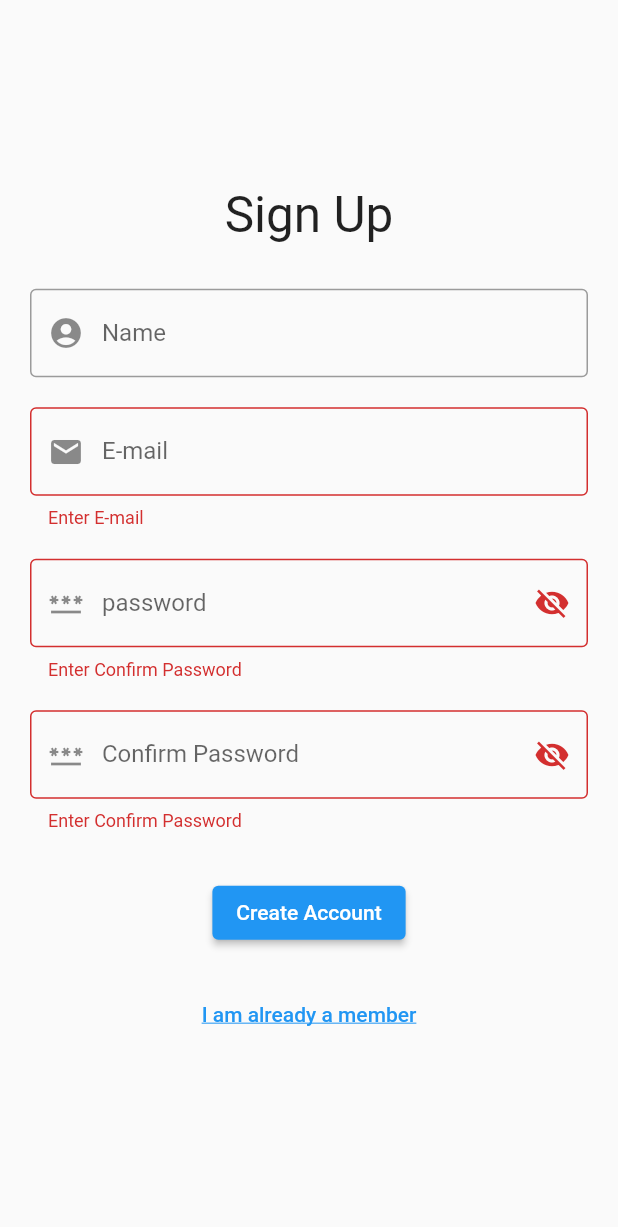
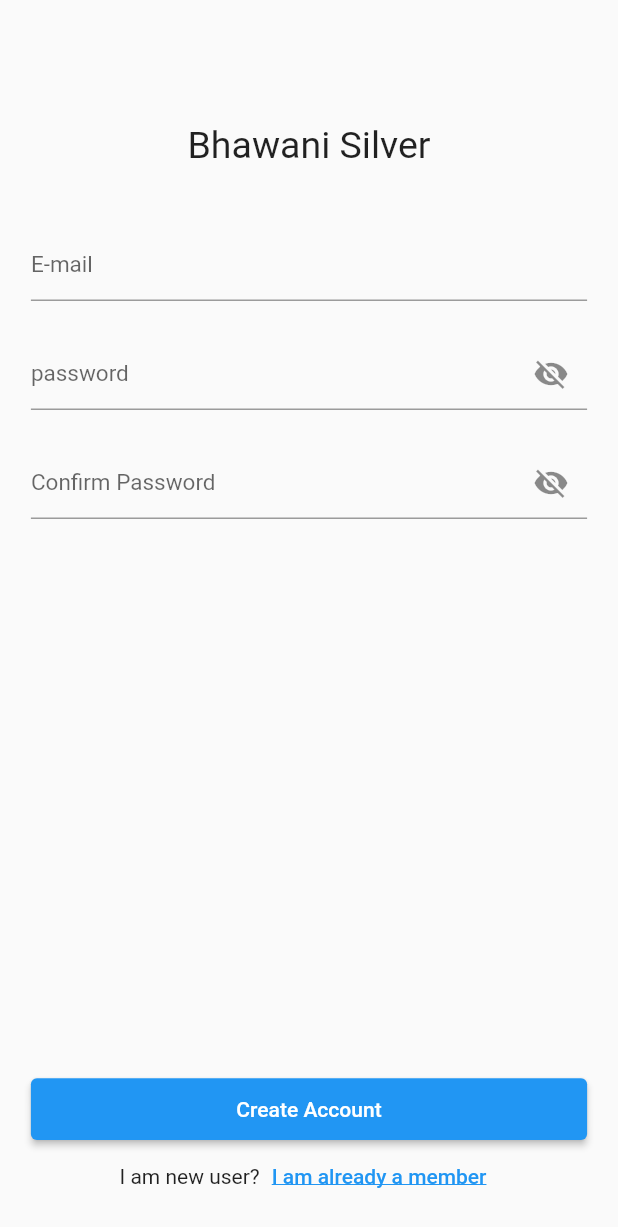
Before and after one commit to Rajkumarlohar65/flutter_projects, a Flutter app: the screen it shows after launch, after a tap on "Login", after a tap on "Create Account", on a phone screen of 412 x 824 dp. Shown: the top 1227 px of the screen. Run offline on Flutter 3.47's test engine with Material 2 defaults, Android fonts, the phone set to English and light mode, and no system bars; our stand-ins replace firebase_auth, firebase_core, flutter_spinkit, fluttertoast, get, google_fonts; accounts and stored records are empty; Roboto replaces fonts that are missing (Alike).

Commit message:
changing ui of signView

```diff
--- a/bhawani_silver/lib/app/modules/login/views/login_view.dart
+++ b/bhawani_silver/lib/app/modules/login/views/login_view.dart
@@ -17,6 +17,7 @@ class LoginView extends GetView<LoginController> {
     final screenHeight = MediaQuery.of(context).size.height;
     return Scaffold(
       body: SingleChildScrollView(
+        padding: const EdgeInsets.only(bottom: 100),
         child: Column(
           mainAxisAlignment: MainAxisAlignment.center,
           children: [
--- a/bhawani_silver/lib/app/modules/signup/controllers/signup_controller.dart
+++ b/bhawani_silver/lib/app/modules/signup/controllers/signup_controller.dart
@@ -8,7 +8,6 @@ import '../../../routes/app_pages.dart';
 class SignupController extends GetxController {
   final formKey = GlobalKey<FormState>();
 
-  late String name;
   String? email;
   String? password;
   String? confirmPassword;
--- a/bhawani_silver/lib/app/modules/signup/views/signup_view.dart
+++ b/bhawani_silver/lib/app/modules/signup/views/signup_view.dart
@@ -3,65 +3,77 @@ import 'package:bhawani_silver/app/widgets/button_widget/signup_button_widget.da
 import 'package:bhawani_silver/app/widgets/button_widget/navigate_signup_to_login_button.dart';
 import 'package:bhawani_silver/app/widgets/text_form_field_widget/signup_confirm_password_widget.dart';
 import 'package:bhawani_silver/app/widgets/text_form_field_widget/signup_email_widget.dart';
-import 'package:bhawani_silver/app/widgets/text_form_field_widget/signup_name_widget.dart';
 import 'package:bhawani_silver/app/widgets/text_form_field_widget/signup_password_widget.dart';
 import 'package:flutter/material.dart';
 import 'package:get/get.dart';
+import 'package:google_fonts/google_fonts.dart';
 import '../controllers/signup_controller.dart';
 
 class SignupView extends GetView<SignupController> {
   const SignupView({Key? key}) : super(key: key);
   @override
   Widget build(BuildContext context) {
+    final screenWidth = MediaQuery.of(context).size.width;
+    final screenHeight = MediaQuery.of(context).size.height;
     return Scaffold(
-      body: Form(
-        key: controller.formKey,
-        autovalidateMode: AutovalidateMode.always,
-        child: Center(
-          child: SingleChildScrollView(
-            child: Container(
-              padding: const EdgeInsets.only(right: 20, left: 20),
+      body: SingleChildScrollView(
+        padding: const EdgeInsets.only(bottom: 100),
         child: Column(
           mainAxisAlignment: MainAxisAlignment.center,
           children: [
-                  const Text(
-                    AppString.signUpScreenTitle,
-                    style: TextStyle(fontSize: 33),
+            Padding(
+              padding: EdgeInsets.only(top: screenHeight * 0.1),
+              child: Text(
+                AppString.splashAppName,
+                style: GoogleFonts.alike(fontSize: 25),
               ),
-                  const SizedBox(
-                    height: 30,
             ),
-                  const SignUpNameTextFormField(),
-                  const SizedBox(
-                    height: 20,
+            Form(
+              key: controller.formKey,
+              child: Container(
+                  padding: EdgeInsets.only(
+                    top: screenHeight * 0.05,
+                    right: screenWidth * 0.05,
+                    left: screenWidth * 0.05,
                   ),
-                  const SignUpEmailTextFormField(),
-                  const SizedBox(
-                    height: 20,
+                  child: Column(
+                    children: [
+                      Padding(
+                        padding: EdgeInsets.only(bottom: screenHeight * 0.03),
+                        child: const SignUpEmailTextFormField(),
                       ),
-                  const SignUpPasswordTextFormField(),
-                  const SizedBox(
-                    height: 20,
+                      Padding(
+                        padding: EdgeInsets.only(bottom: screenHeight * 0.03),
+                        child: const SignUpPasswordTextFormField(),
                       ),
                       const SignUpConfirmPasswordTextFormField(),
-                  const SizedBox(
-                    height: 30,
+                    ],
+                  )),
             ),
-                  Obx(() {
-                    return controller.isLoading.value
-                        ? const CircularProgressIndicator()
-                        : const SignUpButtonWidget();
-                  }),
-                  const SizedBox(
-                    height: 20,
-                  ),
-                  const NavigateSignUpToLoginButton(),
           ],
         ),
       ),
+      floatingActionButton: Column(
+        mainAxisAlignment: MainAxisAlignment.end,
+        children: [
+          SizedBox(
+            width: double.infinity,
+            height: screenHeight * 0.05,
+            child: Padding(
+              padding: EdgeInsets.symmetric(horizontal: screenWidth * 0.05),
+              child: const SignUpButtonWidget(),
             ),
           ),
+          Row(
+            mainAxisAlignment: MainAxisAlignment.center,
+            children: const [
+              Text(AppString.loginNewUserText),
+              NavigateSignUpToLoginButton(),
+            ],
           ),
+        ],
+      ),
+      floatingActionButtonLocation: FloatingActionButtonLocation.centerFloat,
     );
   }
 }
--- a/bhawani_silver/lib/app/widgets/button_widget/signup_button_widget.dart
+++ b/bhawani_silver/lib/app/widgets/button_widget/signup_button_widget.dart
@@ -1,6 +1,8 @@
 import 'package:bhawani_silver/app/modules/signup/controllers/signup_controller.dart';
 import 'package:flutter/material.dart';
+import 'package:flutter_spinkit/flutter_spinkit.dart';
 import 'package:get/get.dart';
+import '../../core/values/app_color.dart';
 import '../../core/values/app_string.dart';
 
 class SignUpButtonWidget extends StatelessWidget {
@@ -10,13 +12,21 @@ class SignUpButtonWidget extends StatelessWidget {
   Widget build(BuildContext context) {
     final controller = Get.find<SignupController>();
 
-    return ElevatedButton(
-        onPressed: () async {
-          if (controller.formKey.currentState!.validate()) {
-            controller.formKey.currentState!.save();
-            controller.createAccount();
-          }
-        },
-        child: const Text(AppString.signUpButton));
+    return Obx(() {
+      return controller.isLoading.value
+          ? const SpinKitThreeBounce(
+              size: 20,
+              color: AppColor.whiteColor,
+            )
+          : ElevatedButton(
+              onPressed: () {
+                if (controller.formKey.currentState!.validate()) {
+                  controller.formKey.currentState!.save();
+                  controller.createAccount();
+                }
+              },
+              child: const Text(AppString.signUpButton),
+            );
+    });
   }
 }
--- a/bhawani_silver/lib/app/widgets/text_form_field_widget/signup_confirm_password_widget.dart
+++ b/bhawani_silver/lib/app/widgets/text_form_field_widget/signup_confirm_password_widget.dart
@@ -17,12 +17,16 @@ class SignUpConfirmPasswordTextFormField extends StatelessWidget {
         controller: controller.confirmPasswordController,
         obscureText: obscureText.value,
         decoration: InputDecoration(
-            border: const OutlineInputBorder(),
-            labelText: AppString.signUpConfirmPasswordHint,
-            suffixIcon: IconButton(onPressed: (){
-              obscureText.toggle();
-            }, icon: Icon(obscureText.value ? Icons.visibility_off : Icons.visibility)),
-            prefixIcon: const Icon(Icons.password)),
+          labelText: AppString.signUpConfirmPasswordHint,
+          suffixIcon: IconButton(
+              onPressed: () {
+                obscureText.toggle();
+              },
+              icon: Icon(
+                  obscureText.value ? Icons.visibility_off : Icons.visibility)),
+          labelStyle: const TextStyle(fontSize: 15),
+          contentPadding: EdgeInsets.zero,
+        ),
         validator: (value) {
           if (value == null || value.isEmpty) {
             return AppString.signUpAlertPasswordNotNull;
--- a/bhawani_silver/lib/app/widgets/text_form_field_widget/signup_email_widget.dart
+++ b/bhawani_silver/lib/app/widgets/text_form_field_widget/signup_email_widget.dart
@@ -12,9 +12,10 @@ class SignUpEmailTextFormField extends StatelessWidget {
     return TextFormField(
       controller: controller.emailController,
       decoration: const InputDecoration(
-          border: OutlineInputBorder(),
           labelText: AppString.signUpEmailHint,
-          prefixIcon: Icon(Icons.email)),
+          labelStyle: TextStyle(fontSize: 15),
+          contentPadding: EdgeInsets.zero,
+      ),
       validator: (value) {
         if (value == null || value.isEmpty) {
           return AppString.signUpAlertEmailNotNull;
--- a/bhawani_silver/lib/app/widgets/text_form_field_widget/signup_name_widget.dart
+++ /dev/null
@@ -1,22 +0,0 @@
-import 'package:bhawani_silver/app/modules/signup/controllers/signup_controller.dart';
-import 'package:flutter/material.dart';
-import 'package:get/get.dart';
-import '../../core/values/app_string.dart';
-
-class SignUpNameTextFormField extends StatelessWidget {
-  const SignUpNameTextFormField({super.key});
-
-  @override
-  Widget build(BuildContext context) {
-    final controller = Get.find<SignupController>();
-    return TextFormField(
-      decoration: const InputDecoration(
-          border: OutlineInputBorder(),
-          labelText: AppString.signUpNameHint,
-          prefixIcon: Icon(Icons.account_circle)),
-      onChanged: (value) {
-        controller.name = value;
-      },
-    );
-  }
-}
--- a/bhawani_silver/lib/app/widgets/text_form_field_widget/signup_password_widget.dart
+++ b/bhawani_silver/lib/app/widgets/text_form_field_widget/signup_password_widget.dart
@@ -9,7 +9,6 @@ class SignUpPasswordTextFormField extends StatelessWidget {
 
   @override
   Widget build(BuildContext context) {
-
     RxBool obscureText = true.obs;
     final controller = Get.find<SignupController>();
 
@@ -18,12 +17,16 @@ class SignUpPasswordTextFormField extends StatelessWidget {
         controller: controller.passwordController,
         obscureText: obscureText.value,
         decoration: InputDecoration(
-            border: const OutlineInputBorder(),
-            labelText: AppString.signUpPasswordHint,
-            suffixIcon: IconButton(onPressed: (){
-              obscureText.toggle();
-            }, icon: Icon(obscureText.value ? Icons.visibility_off : Icons.visibility)),
-            prefixIcon: const Icon(Icons.password)),
+          labelText: AppString.signUpPasswordHint,
+          suffixIcon: IconButton(
+              onPressed: () {
+                obscureText.toggle();
+              },
+              icon: Icon(
+                  obscureText.value ? Icons.visibility_off : Icons.visibility)),
+          labelStyle: const TextStyle(fontSize: 15),
+          contentPadding: EdgeInsets.zero,
+        ),
         validator: (value) {
           if (value == null || value.isEmpty) {
             return AppString.signUpAlertPasswordNotNull;
```
Lines whose indentation alone changed are shown as unchanged.
